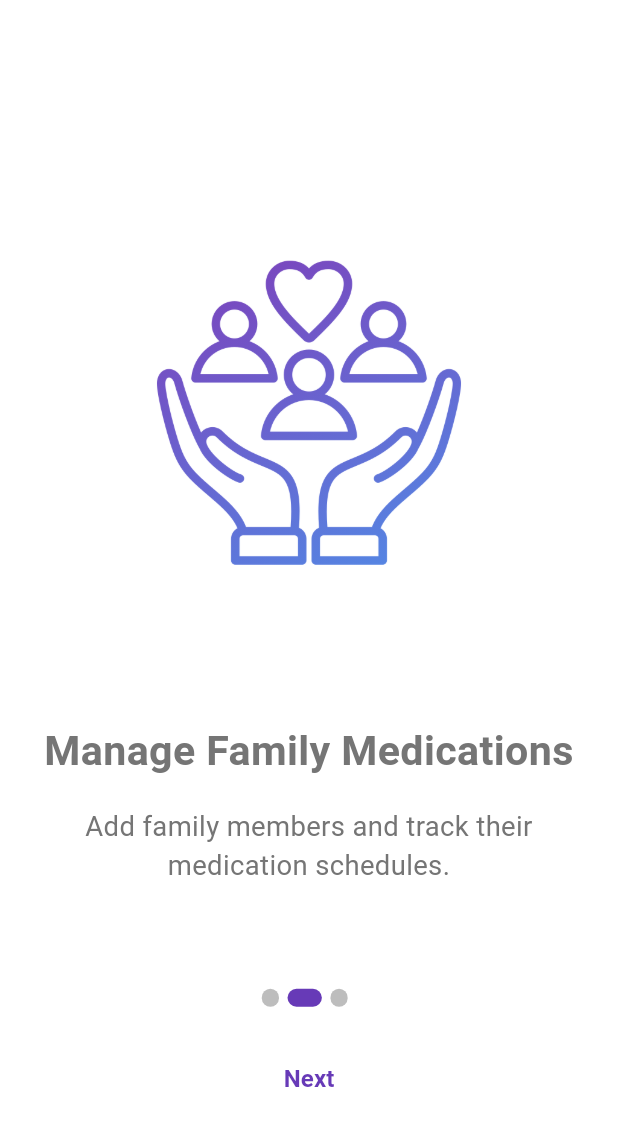
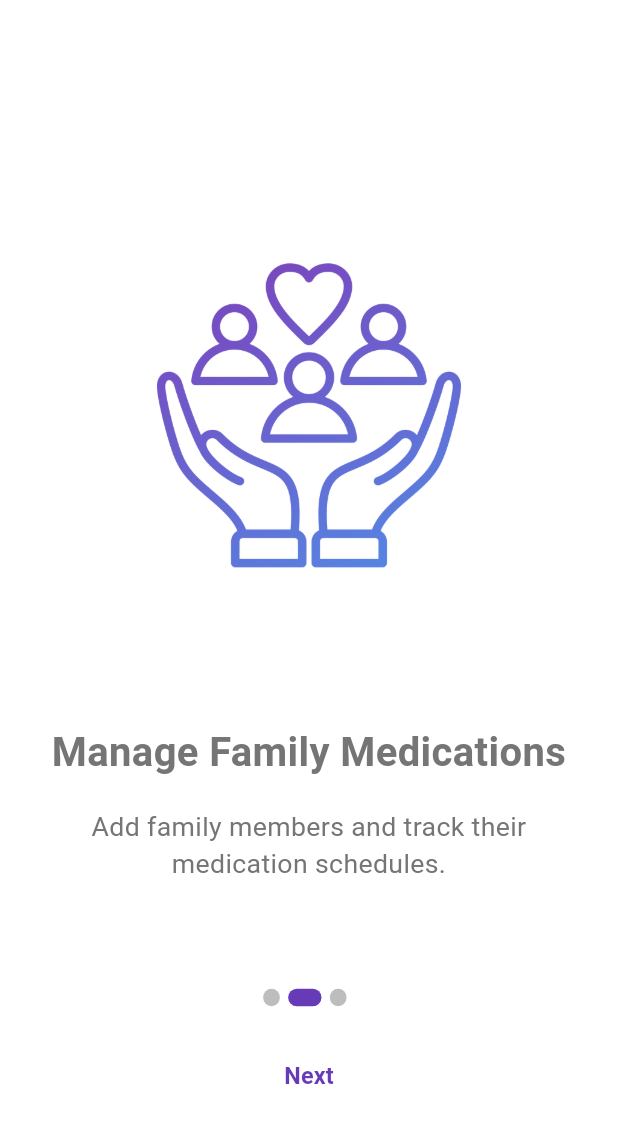
Before and after one commit to mohitganga23/flutter-medicine-tracker, a Flutter app: the screen it shows after launch, after a tap on "Next", on a phone screen of 412 x 824 dp. Shown: the top 1126 px of the screen. Run offline on Flutter 3.47's test engine with Material 3 defaults, Android fonts, the phone set to English and light mode, and no system bars; our stand-ins replace cloud_firestore, firebase_auth, firebase_core, firebase_storage, fl_chart, flutter_local_notifications and 10 more; missing offline and left inert: horizontal_week_calendar; accounts and stored records are empty; generated files the repository leaves out were written again.

Commit message:
feat: Initialize timezones, local notifications, and improve responsive design
-   Added `flutter_timezone` for device timezone detection.
-   Integrated `timezone` package for handling timezones in the app.
-   Initialize `flutter_local_notifications` for local notifications.
-   Initialize timezones:
    - Added a new `TimeZoneConfig` class to handle timezone initialization.
    - Attempt to fetch the device's local timezone using `flutter_timezone`.
    - Fallback to `Asia/Kolkata` if the device timezone detection fails.
    - Used `tz.setLocalLocation` to set the local timezone.
-   Added `flutter_local_notifications` for managing notifications.
-   Refactored `main` to manage configurations in `AppConfig` and `TimeZoneConfig`.
-   Improved responsive UI handling:
    - Implemented a `calculateDesignSize` function to compute the optimal design size based on screen size, aspect ratio, and whether it's a tablet or landscape mode.
    - Added logic to re-initialize screenutil when the screen size changes.
    - Added logic to handle different design size scales for tablets and mobile in landscape or portrait.
-   Added a new `AppConfig` class to handle app initialization.

```diff
--- a/lib/features/splash/splash.dart
+++ b/lib/features/splash/splash.dart
@@ -45,8 +45,10 @@ class _SplashScreenState extends State<SplashScreen>
     );
 
     // Slide animation
-    _slideAnimation =
-        Tween<Offset>(begin: Offset(0, 1), end: Offset(0, 0)).animate(
+    _slideAnimation = Tween<Offset>(
+      begin: Offset(0, 1),
+      end: Offset(0, 0),
+    ).animate(
       CurvedAnimation(parent: _controller, curve: Curves.easeInOut),
     );
 
--- a/lib/main.dart
+++ b/lib/main.dart
@@ -2,63 +2,131 @@ import 'dart:async';
 
 import 'package:firebase_core/firebase_core.dart';
 import 'package:flutter/material.dart';
+import 'package:flutter_local_notifications/flutter_local_notifications.dart';
 import 'package:flutter_screenutil/flutter_screenutil.dart';
+import 'package:flutter_timezone/flutter_timezone.dart';
 import 'package:provider/provider.dart';
 import 'package:timezone/data/latest.dart' as tz;
 import 'package:timezone/timezone.dart' as tz;
 
 import 'core/constants/routes.dart';
 import 'core/constants/theme.dart';
-import 'core/utils/logger.dart';
 import 'features/auth/providers/login_provider.dart';
 import 'features/auth/providers/sign_up_provider.dart';
 import 'features/dashboard/providers/home_provider.dart';
 import 'features/medication/providers/medication_provider.dart';
 import 'firebase_options.dart';
 
-Future<void> main() async {
-  runZonedGuarded(() async {
-    WidgetsFlutterBinding.ensureInitialized();
-    FlutterError.onError = (FlutterErrorDetails details) {
-      FlutterError.presentError(details);
-      CustomLogger().error("Flutter Error", details.exception);
-    };
-
-    WidgetsFlutterBinding.ensureInitialized();
-
-    // Initialize Firebase
+class AppConfig {
+  static Future<void> initialize() async {
     await Firebase.initializeApp(
       options: DefaultFirebaseOptions.currentPlatform,
     );
 
-    // Initialize Screen Utils
-    await ScreenUtil.ensureScreenSize();
+    TimeZoneConfig.initialize();
 
-    // Initialize TimeZone
-    tz.initializeTimeZones();
-    tz.setLocalLocation(tz.getLocation('Asia/Kolkata'));
-
-    runApp(const MyApp());
-  }, (error, stackTrace) {
-    CustomLogger().fatal("Uncaught Error", {
-      "error": error.toString(),
-      "stackTrace": stackTrace.toString(),
-    });
-  });
+    await initializeNotifications();
   }
 
+  static Future<void> initializeNotifications() async {
+    final flutterLocalNotificationsPlugin = FlutterLocalNotificationsPlugin();
+    const androidSettings = AndroidInitializationSettings(
+      '@mipmap/ic_launcher',
+    );
+    const iosSettings = DarwinInitializationSettings();
+    const initializationSettings = InitializationSettings(
+      android: androidSettings,
+      iOS: iosSettings,
+    );
+    await flutterLocalNotificationsPlugin.initialize(initializationSettings);
+  }
+}
+
+class TimeZoneConfig {
+  static bool _isInitialized = false;
+
+  static Future<void> initialize() async {
+    if (!_isInitialized) {
+      tz.initializeTimeZones();
+      try {
+        String deviceTimeZone = await FlutterTimezone.getLocalTimezone();
+        tz.setLocalLocation(tz.getLocation(deviceTimeZone));
+      } catch (e) {
+        debugPrint('Timezone initialization failed, using Asia/Kolkata: $e');
+        tz.setLocalLocation(tz.getLocation('Asia/Kolkata'));
+      }
+      _isInitialized = true;
+    }
+  }
+}
+
+Future<void> main() async {
+  WidgetsFlutterBinding.ensureInitialized();
+  await AppConfig.initialize();
+  runApp(const MyApp());
+}
+
+// MyApp class remains unchanged
 class MyApp extends StatelessWidget {
   const MyApp({super.key});
 
   static final GlobalKey<NavigatorState> navKey = GlobalKey<NavigatorState>();
+  static bool _isScreenUtilInitialized = false;
+
+  Size calculateDesignSize(Size screenSize, Size baseDesignSize) {
+    final double screenAspectRatio = screenSize.width / screenSize.height;
+    final double baseAspectRatio = baseDesignSize.width / baseDesignSize.height;
+    bool isTablet = screenSize.shortestSide >= 600;
+    bool isLandscape = screenSize.width > screenSize.height;
+
+    double designWidth;
+    double designHeight;
+
+    if (isTablet) {
+      double heightScale = isLandscape ? 0.65 : 0.75;
+      double widthScale = isLandscape ? 0.6 : 0.5;
+      if (screenAspectRatio > baseAspectRatio) {
+        designHeight = screenSize.height * heightScale;
+        designWidth = designHeight * baseAspectRatio;
+      } else {
+        designWidth = screenSize.width * widthScale;
+        designHeight = designWidth / baseAspectRatio;
+      }
+    } else {
+      double heightScale = isLandscape ? 0.8 : 0.85;
+      double widthScale = isLandscape ? 0.85 : 0.9;
+      if (screenAspectRatio > baseAspectRatio) {
+        designHeight = screenSize.height * heightScale;
+        designWidth = designHeight * baseAspectRatio;
+      } else {
+        designWidth = screenSize.width * widthScale;
+        designHeight = designWidth / baseAspectRatio;
+      }
+    }
+
+    return Size(
+      designWidth.clamp(0, screenSize.width),
+      designHeight.clamp(0, screenSize.height),
+    );
+  }
 
   @override
   Widget build(BuildContext context) {
-    return ScreenUtilInit(
-      designSize: const Size(360, 690),
+    return Builder(builder: (context) {
+      final Size screenSize = MediaQuery.of(context).size;
+      const Size baseDesignSize = Size(360, 690);
+
+      if (!_isScreenUtilInitialized) {
+        final designSize = calculateDesignSize(screenSize, baseDesignSize);
+        ScreenUtil.init(
+          context,
+          designSize: designSize,
           minTextAdapt: true,
           splitScreenMode: true,
-      builder: (context, child) {
+        );
+        _isScreenUtilInitialized = true;
+      }
+
       return MultiProvider(
         providers: [
           ChangeNotifierProvider(create: (context) => LoginProvider()),
@@ -77,7 +145,6 @@ class MyApp extends StatelessWidget {
           onGenerateRoute: AppRoutes.generateRoute,
         ),
       );
-      },
-    );
+    });
   }
 }
--- a/pubspec.yaml
+++ b/pubspec.yaml
@@ -59,6 +59,7 @@ dependencies:
 
   # Timezones
   timezone: ^0.10.0
+  flutter_timezone: ^4.1.0
 
   intl:
 
```
Lines whose indentation alone changed are shown as unchanged.
